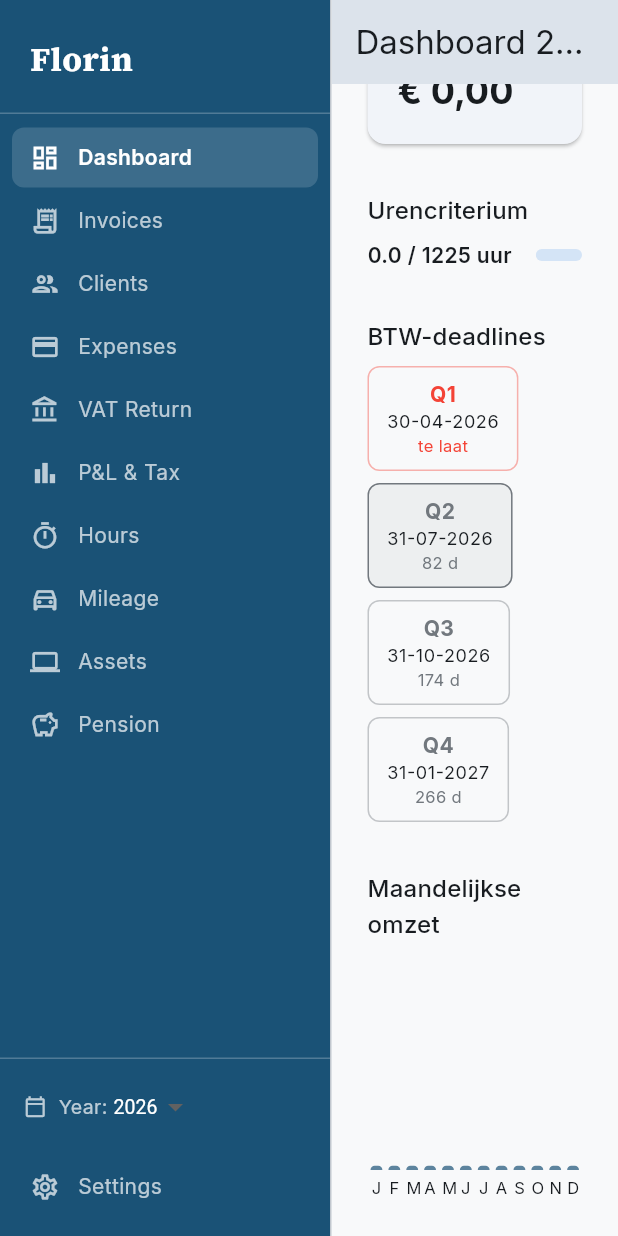
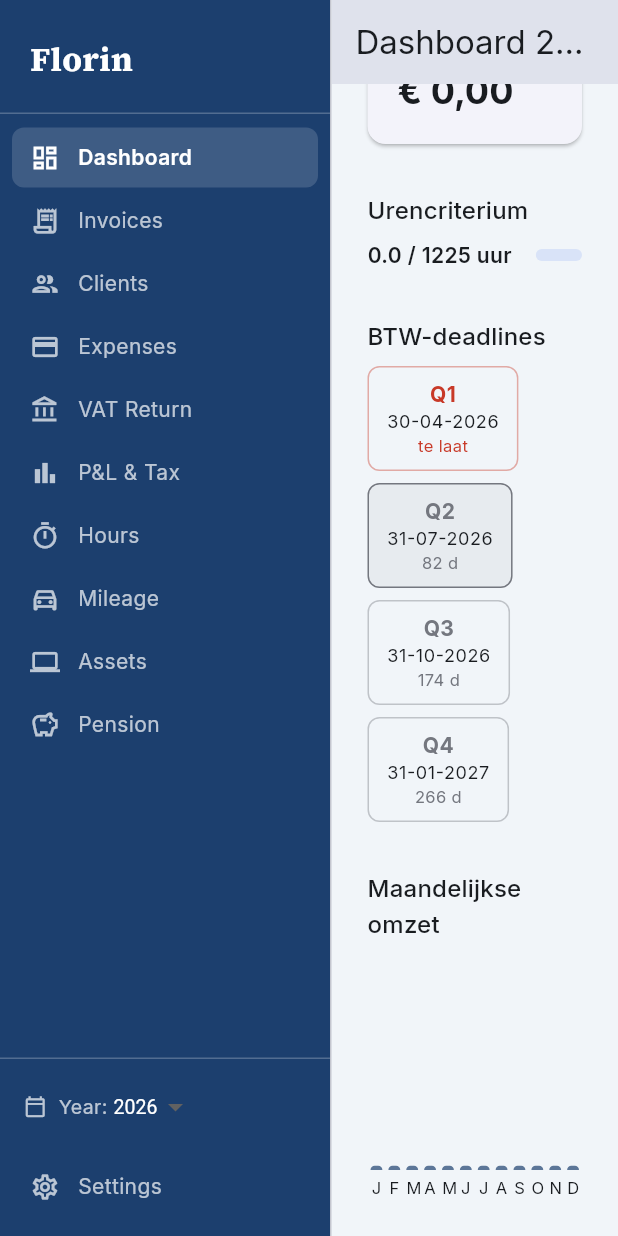
Before and after one commit to RashadAnsari/florin, a Flutter app: the screen it shows after launch, scrolled down 192 dp, on a phone screen of 412 x 824 dp. Run offline on Flutter 3.47's test engine with Material 3 defaults, Android fonts, the phone set to English and light mode, and no system bars; our stand-ins replace csv, drift, file_picker, flutter_riverpod, go_router, google_fonts and 3 more; missing offline and left inert: window_manager; accounts and stored records are empty; generated files the repository leaves out were written again.

Commit message:
Changing theme colors

```diff
--- a/lib/screens/assets/assets_screen.dart
+++ b/lib/screens/assets/assets_screen.dart
@@ -135,7 +135,7 @@ class _SummaryBar extends StatelessWidget {
             'KIA-aftrek',
             AppFormat.cents(kiaDeduction),
             theme,
-            valueColor: Colors.green,
+            valueColor: AppColors.income,
           ),
           const SizedBox(width: 32),
           _stat(
@@ -231,7 +231,7 @@ class _AssetList extends StatelessWidget {
               if (a.kiaEligible)
                 const Text(
                   'KIA',
-                  style: TextStyle(color: Colors.green, fontSize: 11),
+                  style: TextStyle(color: AppColors.income, fontSize: 11),
                 ),
             ],
           ),
@@ -484,7 +484,7 @@ class _AssetFormState extends ConsumerState<_AssetForm> {
                     OutlinedButton(
                       onPressed: _delete,
                       style: OutlinedButton.styleFrom(
-                        foregroundColor: Colors.red,
+                        foregroundColor: AppColors.red,
                       ),
                       child: const Text('Verwijderen'),
                     ),
--- a/lib/screens/dashboard/dashboard_screen.dart
+++ b/lib/screens/dashboard/dashboard_screen.dart
@@ -155,8 +155,8 @@ class DashboardScreen extends ConsumerWidget {
                       label: 'Netto winst na belasting',
                       value: AppFormat.cents(taxResult.netProfitAfterTax),
                       deltaColor: taxResult.netProfitAfterTax >= 0
-                          ? Colors.green
-                          : Colors.red,
+                          ? AppColors.income
+                          : AppColors.red,
                     ),
                   ),
                 if (unpaidCount > 0)
@@ -166,7 +166,7 @@ class DashboardScreen extends ConsumerWidget {
                       label: 'Openstaande facturen',
                       value: AppFormat.cents(unpaidAmount),
                       delta: '$unpaidCount factuur/facturen',
-                      deltaColor: Colors.orange,
+                      deltaColor: AppColors.expense,
                     ),
                   ),
               ],
@@ -186,9 +186,9 @@ class DashboardScreen extends ConsumerWidget {
                   style: TextStyle(
                     fontWeight: FontWeight.w600,
                     color: urenOk
-                        ? Colors.green
+                        ? AppColors.income
                         : yearDone
-                        ? Colors.red
+                        ? AppColors.red
                         : null,
                   ),
                 ),
@@ -200,9 +200,9 @@ class DashboardScreen extends ConsumerWidget {
                       value: hoursProgress,
                       minHeight: 8,
                       color: urenOk
-                          ? Colors.green
+                          ? AppColors.income
                           : yearDone
-                          ? Colors.red
+                          ? AppColors.red
                           : Theme.of(context).colorScheme.primary,
                     ),
                   ),
@@ -280,11 +280,11 @@ class _DeadlineChip extends ConsumerWidget {
 
     Color chipColor;
     if (filed) {
-      chipColor = Colors.green;
+      chipColor = AppColors.income;
     } else if (overdue) {
-      chipColor = Colors.red;
+      chipColor = AppColors.red;
     } else if (urgent) {
-      chipColor = Colors.orange;
+      chipColor = AppColors.vat;
     } else {
       chipColor = theme.colorScheme.outline;
     }
@@ -308,12 +308,12 @@ class _DeadlineChip extends ConsumerWidget {
           if (filed)
             const Text(
               'ingediend',
-              style: TextStyle(color: Colors.green, fontSize: 11),
+              style: TextStyle(color: AppColors.income, fontSize: 11),
             )
           else if (overdue)
             const Text(
               'te laat',
-              style: TextStyle(color: Colors.red, fontSize: 11),
+              style: TextStyle(color: AppColors.red, fontSize: 11),
             )
           else
             Text(
--- a/lib/screens/invoices/invoice_detail_panel.dart
+++ b/lib/screens/invoices/invoice_detail_panel.dart
@@ -833,11 +833,11 @@ class _StatusBadge extends StatelessWidget {
   Widget build(BuildContext context) {
     final isOverdue = status != 'Paid' && dueDate.isBefore(DateTime.now());
     final (label, color) = isOverdue
-        ? ('Verlopen', Colors.red)
+        ? ('Verlopen', AppColors.red)
         : switch (status) {
             'Draft' => ('Concept', Colors.grey),
-            'Sent' => ('Verzonden', Colors.blue),
-            'Paid' => ('Betaald', Colors.green),
+            'Sent' => ('Verzonden', AppColors.action),
+            'Paid' => ('Betaald', AppColors.income),
             _ => (status, Colors.grey),
           };
     return Container(
--- a/lib/screens/mileage/mileage_screen.dart
+++ b/lib/screens/mileage/mileage_screen.dart
@@ -127,7 +127,7 @@ class _SummaryBar extends StatelessWidget {
             'Aftrek (€${ratePerKm.toStringAsFixed(2)}/km)',
             AppFormat.cents(allowance),
             theme,
-            valueColor: Colors.green,
+            valueColor: AppColors.income,
           ),
         ],
       ),
@@ -194,7 +194,7 @@ class _TripList extends StatelessWidget {
             '${t.distanceKm} km',
             style: TextStyle(
               fontWeight: FontWeight.w600,
-              color: t.tripType == 'Business' ? Colors.green : null,
+              color: t.tripType == 'Business' ? AppColors.income : null,
             ),
           ),
           onTap: () => onTap(t),
@@ -470,7 +470,7 @@ class _TripFormState extends ConsumerState<_TripForm> {
                     OutlinedButton(
                       onPressed: _delete,
                       style: OutlinedButton.styleFrom(
-                        foregroundColor: Colors.red,
+                        foregroundColor: AppColors.red,
                       ),
                       child: const Text('Verwijderen'),
                     ),
--- a/lib/screens/pension/pension_screen.dart
+++ b/lib/screens/pension/pension_screen.dart
@@ -146,12 +146,12 @@ class _PensionScreenState extends ConsumerState<PensionScreen> {
                 'Totaal beschikbaar',
                 AppFormat.cents(jaarruimteResult.totalBudget),
                 bold: true,
-                valueColor: Colors.green,
+                valueColor: AppColors.income,
               ),
               _row(
                 'Geschatte belastingbesparing',
                 AppFormat.cents(jaarruimteResult.estimatedTaxSaving),
-                valueColor: Colors.green,
+                valueColor: AppColors.income,
               ),
               const Divider(height: 32),
 
--- a/lib/screens/pl_tax/pl_tax_screen.dart
+++ b/lib/screens/pl_tax/pl_tax_screen.dart
@@ -121,7 +121,7 @@ class _PlTaxScreenState extends ConsumerState<PlTaxScreen> {
                 _banner(
                   'Urencriterium: ${totalHours.toStringAsFixed(1)} / 1.225 uur gelogd'
                   '${yearDone ? " — zelfstandigenaftrek vervalt" : " — nog niet bereikt"}.',
-                  yearDone ? Colors.red : Colors.orange,
+                  yearDone ? AppColors.red : AppColors.expense,
                   context,
                 ),
 
@@ -252,7 +252,7 @@ class _PlTaxScreenState extends ConsumerState<PlTaxScreen> {
     final color = muted
         ? Colors.grey
         : cents < 0
-        ? Colors.red
+        ? AppColors.red
         : null;
     final ts = bold
         ? TextStyle(fontWeight: FontWeight.w700, color: color)
@@ -285,7 +285,7 @@ class _PlTaxScreenState extends ConsumerState<PlTaxScreen> {
           Expanded(
             child: Text(
               'Af: $label',
-              style: const TextStyle(color: Colors.green),
+              style: const TextStyle(color: AppColors.income),
             ),
           ),
           SizedBox(
--- a/lib/screens/vat_return/vat_return_screen.dart
+++ b/lib/screens/vat_return/vat_return_screen.dart
@@ -80,7 +80,7 @@ class _VatReturnScreenState extends ConsumerState<VatReturnScreen> {
                     'KOR-drempel bereikt (${AppFormat.cents(result.ytdRevenue)}'
                     ' van ${AppFormat.cents(params!.korThreshold)}) — '
                     'factureer BTW vanaf volgende transactie.',
-                    Colors.red,
+                    AppColors.red,
                     context,
                   ),
 
@@ -120,7 +120,9 @@ class _VatReturnScreenState extends ConsumerState<VatReturnScreen> {
                       : 'Terug te ontvangen BTW',
                   AppFormat.cents(result.netVatDue.abs()),
                   bold: true,
-                  color: result.netVatDue >= 0 ? Colors.red : Colors.green,
+                  color: result.netVatDue >= 0
+                      ? AppColors.red
+                      : AppColors.income,
                 ),
                 const SizedBox(height: 24),
 
--- a/lib/theme/app_theme.dart
+++ b/lib/theme/app_theme.dart
@@ -2,24 +2,42 @@ import 'package:flutter/material.dart';
 import 'package:google_fonts/google_fonts.dart';
 import 'package:intl/intl.dart';
 
+class AppColors {
+  // Core palette
+  static const navy = Color(0xFF1C3F6E);
+  static const teal = Color(0xFF007377);
+  static const green = Color(0xFF2E7032);
+  static const red = Color(0xFFC83928);
+
+  // Semantic tokens
+  static const income = Color(0xFF2E7032); // positive balance, revenue
+  static const expense = Color(0xFFCC8339); // costs, deductions
+  static const vat = Color(0xFFB45389); // BTW deadlines, warnings
+  static const action = Color(0xFF007377); // buttons, links, active states
+
+  // Surfaces — light
+  static const bgLight = Color(0xFFF1F5F9);
+  static const surfaceLight = Color(0xFFFFFFFF);
+
+  // Surfaces — dark
+  static const bgDark = Color(0xFF0F172A);
+  static const surfaceDark = Color(0xFF1E293B);
+}
+
 class AppTheme {
-  static const _primary = Color(0xFF1A5276);
-  static const _primaryDark = Color(0xFF0D2137);
-  static const _accent = Color(0xFFF39C12);
-  static const _background = Color(0xFFF8F9FA);
-
   static ThemeData get light {
     final base = ThemeData(
       useMaterial3: true,
       colorScheme: ColorScheme.fromSeed(
-        seedColor: _primary,
-        primary: _primary,
-        secondary: _accent,
-        surface: _background,
+        seedColor: AppColors.navy,
+        primary: AppColors.navy,
+        secondary: AppColors.teal,
+        surface: AppColors.surfaceLight,
         brightness: Brightness.light,
-      ),
+      ).copyWith(error: AppColors.red),
     );
     return base.copyWith(
+      scaffoldBackgroundColor: AppColors.bgLight,
       textTheme: GoogleFonts.interTextTheme(base.textTheme),
       cardTheme: const CardThemeData(elevation: 1, margin: EdgeInsets.zero),
       inputDecorationTheme: const InputDecorationTheme(
@@ -34,13 +52,15 @@ class AppTheme {
     final base = ThemeData(
       useMaterial3: true,
       colorScheme: ColorScheme.fromSeed(
-        seedColor: _primaryDark,
-        primary: _primaryDark,
-        secondary: _accent,
+        seedColor: AppColors.navy,
+        primary: AppColors.teal,
+        secondary: AppColors.navy,
+        surface: AppColors.surfaceDark,
         brightness: Brightness.dark,
-      ),
+      ).copyWith(error: AppColors.red),
     );
     return base.copyWith(
+      scaffoldBackgroundColor: AppColors.bgDark,
       textTheme: GoogleFonts.interTextTheme(base.textTheme),
       cardTheme: const CardThemeData(elevation: 1, margin: EdgeInsets.zero),
       inputDecorationTheme: const InputDecorationTheme(
```
Also changed, not shown: lib/screens/clients/clients_screen.dart (+7 -7 lines), lib/screens/expenses/expenses_screen.dart (+4 -4 lines), lib/screens/hours/hours_screen.dart (+6 -6 lines), lib/screens/invoices/invoices_screen.dart (+4 -4 lines), lib/widgets/deadline_badge.dart (+5 -4 lines).
